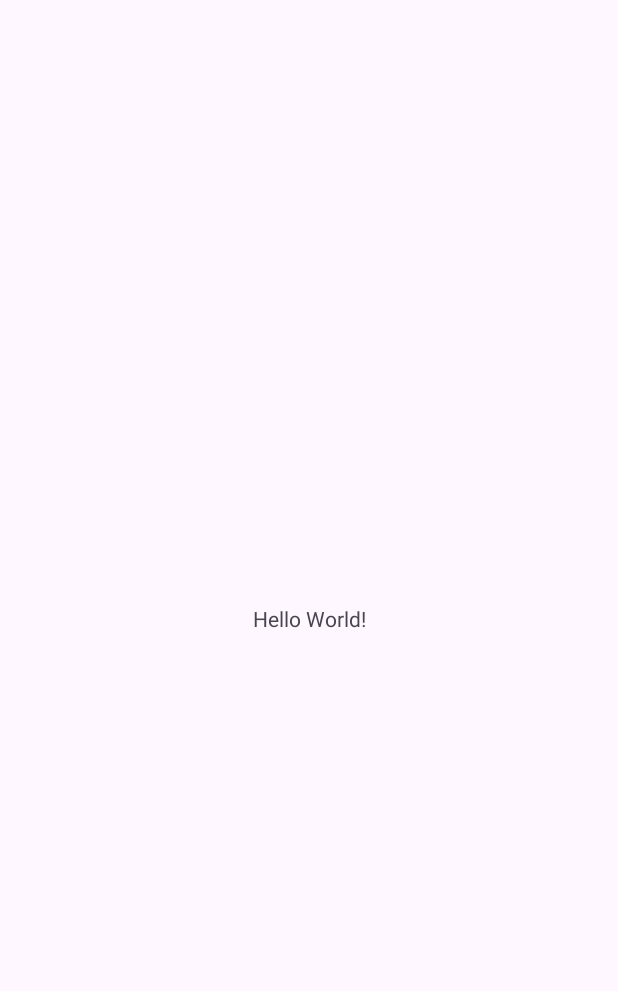
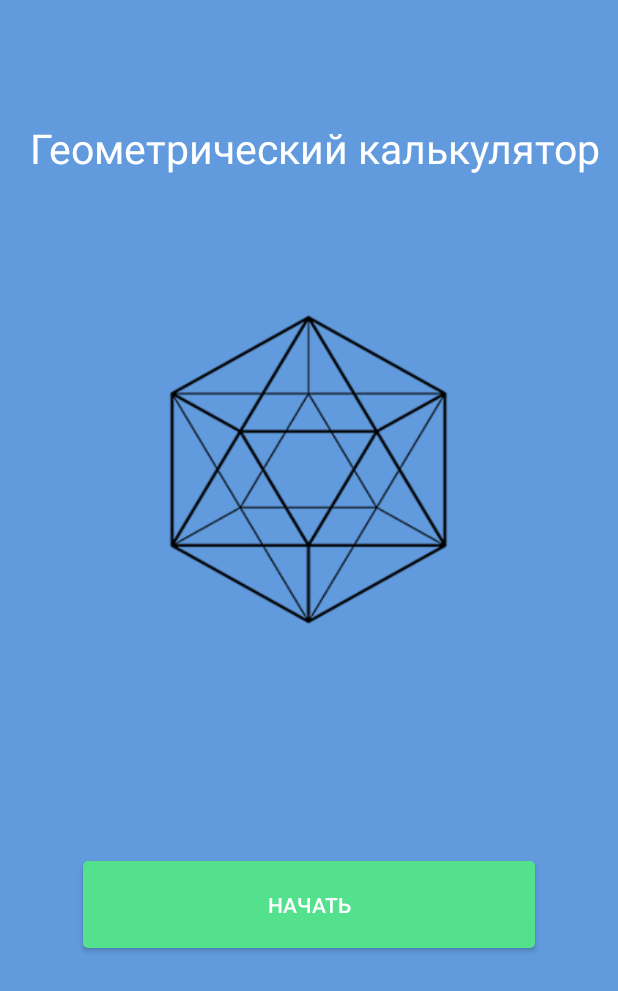
Before and after one commit to AlexRils/BodrovAV.01.02, an Android app: the screen it shows after launch (MainActivity), on a phone screen of 412 x 824 dp. Before the commit the part shown is almost empty. Shown: the top 991 px of the screen. Run offline under Robolectric (Android 15) with nearby library versions, the phone set to English and light mode, and no system bars.

Commit message:
create one screen

```diff
--- /dev/null
+++ b/app/src/main/java/com/example/bodrovav0102/HomeFragment.kt
@@ -0,0 +1,34 @@
+
+package com.example.bodrovav0102
+
+import android.os.Bundle
+import android.view.LayoutInflater
+import android.view.View
+import android.view.ViewGroup
+import android.widget.Button
+import androidx.fragment.app.Fragment
+
+class HomeFragment : Fragment() {
+
+    override fun onCreateView(
+        inflater: LayoutInflater,
+        container: ViewGroup?,
+        savedInstanceState: Bundle?
+    ): View? {
+
+        val view = inflater.inflate(R.layout.fragment_home, container, false)
+
+        val button = view.findViewById<Button>(R.id.button2)
+
+        button.setOnClickListener {
+
+            parentFragmentManager.beginTransaction()
+                .replace(R.id.fragment_container, SecondActivity())
+                .addToBackStack(null)
+                .commit()
+
+        }
+
+        return view
+    }
+}
--- a/app/src/main/java/com/example/bodrovav0102/MainActivity.kt
+++ b/app/src/main/java/com/example/bodrovav0102/MainActivity.kt
@@ -8,7 +8,14 @@ class MainActivity : AppCompatActivity() {
         super.onCreate(savedInstanceState)
         setContentView(R.layout.activity_main)
 
+       if(savedInstanceState == null){
 
+           supportFragmentManager.beginTransaction()
+               .replace(R.id.fragment_container, HomeFragment())
+               .commit()
+
+
+       }
 
 
     }
--- /dev/null
+++ b/app/src/main/res/drawable/buttonone.xml
@@ -0,0 +1,10 @@
+<?xml version="1.0" encoding="utf-8"?>
+<shape xmlns:android="http://schemas.android.com/apk/res/android">
+
+
+
+    <solid android:color="@color/green"/>
+    <corners android:radius="5px"/>
+
+
+</shape>
--- a/app/src/main/res/layout/activity_main.xml
+++ b/app/src/main/res/layout/activity_main.xml
@@ -6,13 +6,10 @@
     android:layout_height="match_parent"
     tools:context=".MainActivity">
 
-    <TextView
-        android:layout_width="wrap_content"
-        android:layout_height="wrap_content"
-        android:text="Hello World!"
-        app:layout_constraintBottom_toBottomOf="parent"
-        app:layout_constraintEnd_toEndOf="parent"
-        app:layout_constraintStart_toStartOf="parent"
-        app:layout_constraintTop_toTopOf="parent" />
+   <androidx.fragment.app.FragmentContainerView
+       android:id="@+id/fragment_container"
+       android:layout_width="match_parent"
+       android:layout_height="match_parent"
+       />
 
 </androidx.constraintlayout.widget.ConstraintLayout>
--- /dev/null
+++ b/app/src/main/res/layout/fragment_home.xml
@@ -0,0 +1,50 @@
+<?xml version="1.0" encoding="utf-8"?>
+<androidx.constraintlayout.widget.ConstraintLayout xmlns:android="http://schemas.android.com/apk/res/android"
+    xmlns:app="http://schemas.android.com/apk/res-auto"
+    xmlns:tools="http://schemas.android.com/tools"
+    android:layout_width="match_parent"
+    android:layout_height="match_parent"
+    tools:context=".HomeFragment"
+    android:background="@color/blue">
+
+
+    <TextView
+        android:id="@+id/textView"
+        android:layout_width="match_parent"
+        android:layout_height="wrap_content"
+        android:layout_marginTop="80dp"
+        android:paddingLeft="20dp"
+        android:text="@string/kal"
+        android:textColor="@color/white"
+        android:textSize="27dp"
+        app:layout_constraintTop_toTopOf="parent"
+        tools:layout_editor_absoluteX="0dp" />
+
+
+    <ImageView
+        android:id="@+id/imageView"
+        android:layout_width="231dp"
+        android:layout_height="223dp"
+        android:layout_marginTop="84dp"
+        android:foreground="@drawable/figure"
+        android:paddingTop="40dp"
+        app:layout_constraintEnd_toEndOf="parent"
+        app:layout_constraintHorizontal_bias="0.498"
+        app:layout_constraintStart_toStartOf="parent"
+        app:layout_constraintTop_toBottomOf="@+id/textView" />
+
+    <androidx.appcompat.widget.AppCompatButton
+        android:id="@+id/button2"
+        android:layout_width="301dp"
+        android:layout_height="58dp"
+        android:background="@drawable/buttonone"
+        android:text="@string/registr"
+        android:textColor="@color/white"
+        app:layout_constraintBottom_toBottomOf="parent"
+        app:layout_constraintEnd_toEndOf="parent"
+        app:layout_constraintStart_toStartOf="parent"
+        app:layout_constraintTop_toBottomOf="@+id/imageView"
+        app:layout_constraintVertical_bias="0.438" />
+
+
+</androidx.constraintlayout.widget.ConstraintLayout>
--- a/app/src/main/res/values/colors.xml
+++ b/app/src/main/res/values/colors.xml
@@ -2,4 +2,6 @@
 <resources>
     <color name="black">#FF000000</color>
     <color name="white">#FFFFFFFF</color>
+    <color name="green">#54E18D</color>
+    <color name="blue">#619BDE</color>
 </resources>
--- a/app/src/main/res/values/strings.xml
+++ b/app/src/main/res/values/strings.xml
@@ -1,3 +1,14 @@
 <resources>
     <string name="app_name">BodrovAV.01.02</string>
+
+    <string name="hello_blank_fragment">Hello blank fragment</string>
+
+    <string name="kal">Геометрический калькулятор</string>
+    <string name="loginenter">Введите логин</string>
+    <string name="passwordenter">Введите пароль</string>
+    <string name="registr">Начать</string>
+    <string name="vibor">Выбор Фигуры</string>
+    <string name="rez">Результат Вычислений</string>
+    <string name="zagl">Заглушка</string>
+
 </resources>
```
Also changed, not shown: app/build.gradle.kts (+6 -6 lines), app/src/main/java/com/example/bodrovav0102/SecondActivity.kt (added, +28 -0 lines), app/src/main/res/layout/fragment_second_activity.xml (added, +14 -0 lines), app/src/main/res/drawable/figure.png (added).
